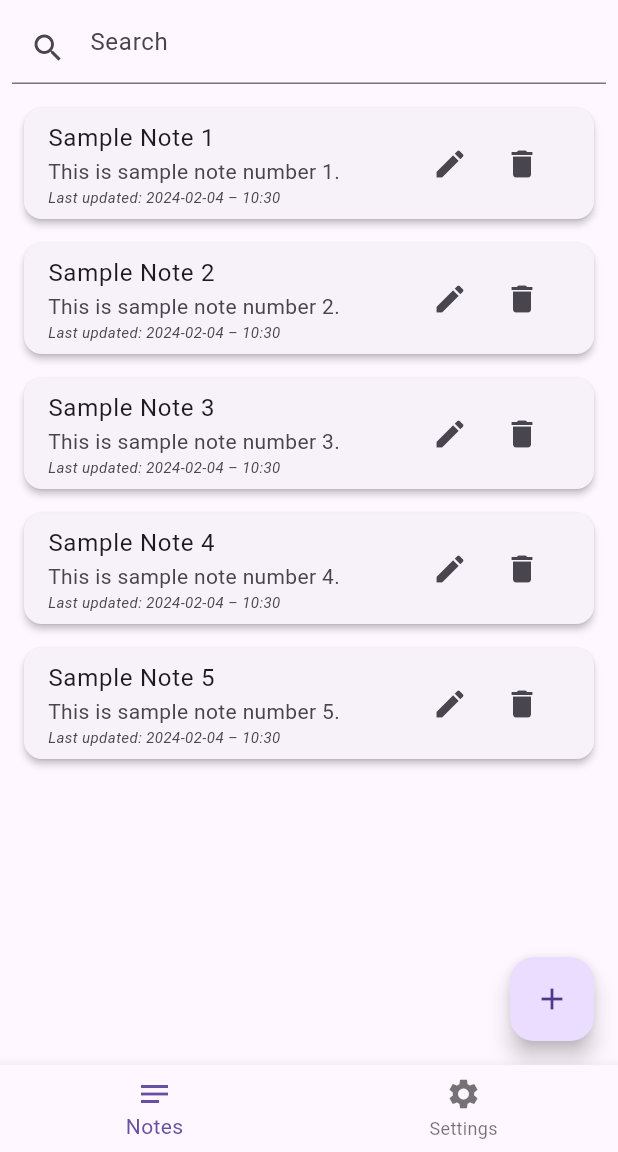
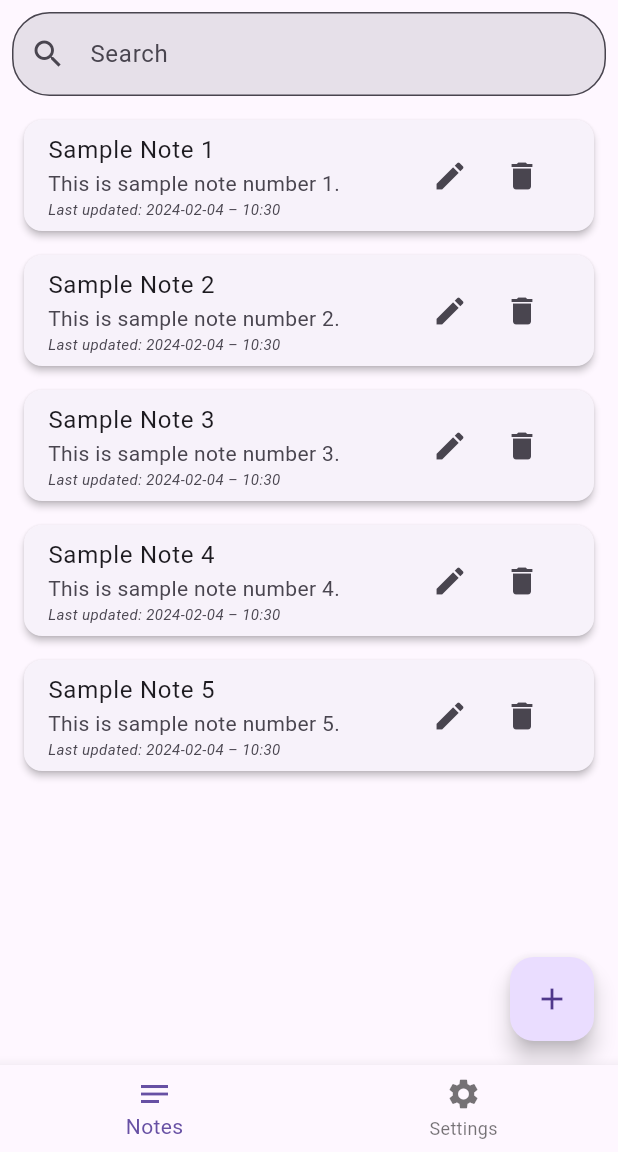
Before and after one commit to milinbhakta/quick_notes_app, a Flutter app: the screen it shows after launch, on a phone screen of 412 x 824 dp, the part 84-1236 px from its top. Run offline on Flutter 3.47's test engine with Material 3 defaults, Android fonts, the light colour scheme and no system bars; our stand-ins replace shared_preferences.

Commit message:
Refactor NotesPage state class and update search bar styling

```diff
--- a/lib/Components/notes_page.dart
+++ b/lib/Components/notes_page.dart
@@ -10,7 +10,8 @@ class NotesPage extends StatefulWidget {
   _NotesPageState createState() => _NotesPageState();
 }
 
-class _NotesPageState extends State<NotesPage> with SingleTickerProviderStateMixin {
+class _NotesPageState extends State<NotesPage>
+    with SingleTickerProviderStateMixin {
   final TextEditingController _titleController = TextEditingController();
   final TextEditingController _contentController = TextEditingController();
   String _searchQuery = '';
@@ -94,9 +95,13 @@ class _NotesPageState extends State<NotesPage> with SingleTickerProviderStateMix
             padding: const EdgeInsets.all(8.0),
             child: TextField(
               onChanged: _updateSearchQuery,
-              decoration: const InputDecoration(
+              decoration: InputDecoration(
                 hintText: "Search",
-                prefixIcon: Icon(Icons.search),
+                prefixIcon: const Icon(Icons.search),
+                border: OutlineInputBorder(
+                  borderRadius: BorderRadius.circular(25.0),
+                ),
+                filled: true,
               ),
             ),
           ),
```
